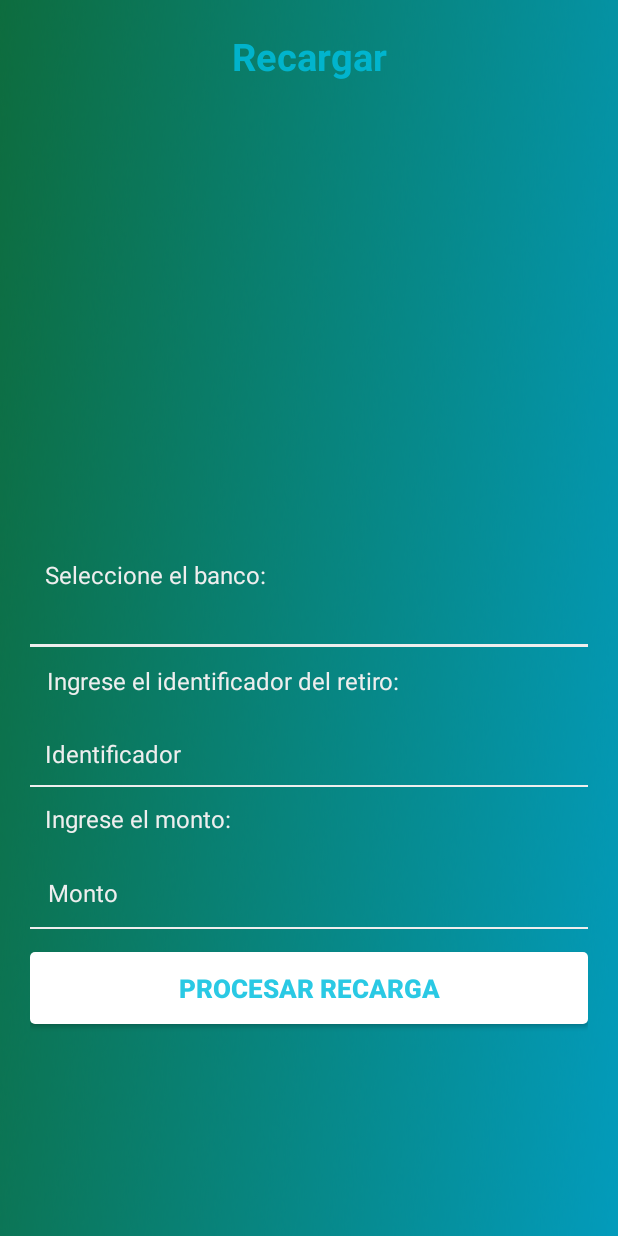
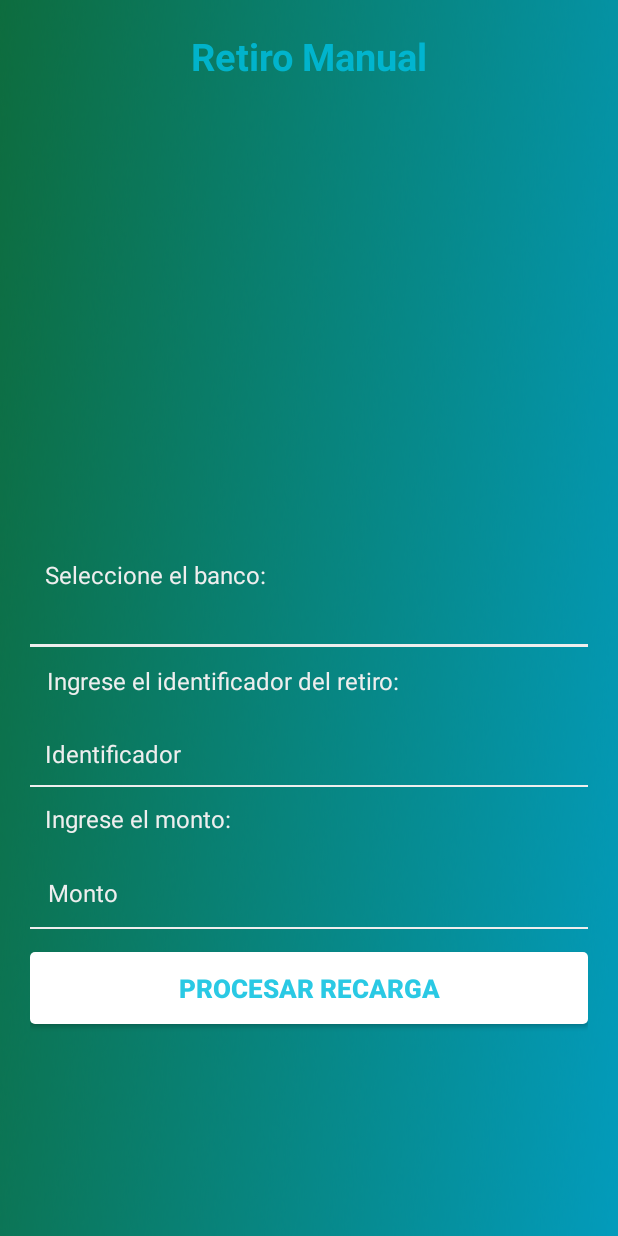
Before and after one commit to Alodiga123/AlodigaWalletAppMobile, an Android app: the layout manual_removal_layout.xml on its own in the app's theme, with its tools: preview values and no code run, on a phone screen of 412 x 824 dp. Run offline under Robolectric (Android 15) with nearby library versions, the phone set to English and light mode, and no system bars.

Commit message:
MOD retiro y numero

```diff
--- a/app/src/main/res/layout/recharge_layout.xml
+++ b/app/src/main/res/layout/manual_removal_layout.xml
@@ -13,7 +13,7 @@
         android:layout_weight="1"
         android:gravity="top|center"
         android:hint="Type to text"
-        android:text="@string/menu_recharge"
+        android:text="@string/menu_aoutMoney"
         android:textColor="@color/background_color"
         android:textSize="25sp"
         android:textStyle="bold"
@@ -78,7 +78,7 @@
             android:background="@android:color/transparent"
             android:gravity="center_vertical"
             android:hint="@string/rechargeCOD"
-            android:inputType="textCapWords"
+            android:inputType="number"
             android:padding="10dp"
             android:singleLine="true"
             android:textColor="@color/white"
@@ -113,7 +113,7 @@
             android:drawablePadding="0dp"
             android:gravity="center_vertical"
             android:hint="@string/amount"
-            android:inputType="textCapWords"
+            android:inputType="numberDecimal"
             android:padding="12dp"
             android:singleLine="true"
             android:textColor="@color/white"
```
